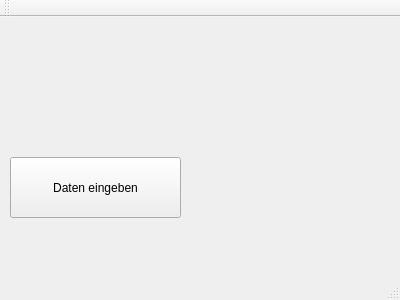
Above: mainwindow.ui from raikkoch/QtTest before the change. Below: the same form after it.
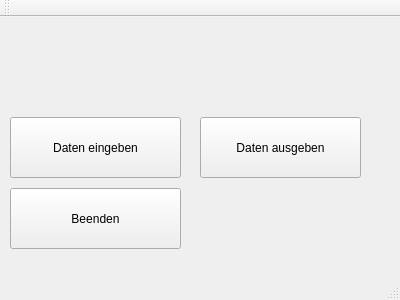
That is the form after the change.

Commit message: Button Dateiname und Button Beenden hinzugefügt und mit Leben gefüllt

Patch:
```diff
--- a/mainwindow.ui
+++ b/mainwindow.ui
@@ -21,7 +21,7 @@
     <property name="geometry">
      <rect>
       <x>10</x>
-      <y>140</y>
+      <y>100</y>
       <width>171</width>
       <height>61</height>
      </rect>
@@ -37,6 +37,38 @@
     </property>
     <property name="text">
      <string>Daten eingeben</string>
+    </property>
+    <property name="autoRepeatDelay">
+     <number>299</number>
+    </property>
+   </widget>
+   <widget class="QPushButton" name="pushButton_2">
+    <property name="geometry">
+     <rect>
+      <x>200</x>
+      <y>100</y>
+      <width>161</width>
+      <height>61</height>
+     </rect>
+    </property>
+    <property name="text">
+     <string>Daten ausgeben</string>
+    </property>
+   </widget>
+   <widget class="QPushButton" name="pushButton_3">
+    <property name="geometry">
+     <rect>
+      <x>10</x>
+      <y>171</y>
+      <width>171</width>
+      <height>61</height>
+     </rect>
+    </property>
+    <property name="text">
+     <string>Beenden</string>
+    </property>
+    <property name="autoRepeatDelay">
+     <number>299</number>
     </property>
    </widget>
   </widget>
```
The commit also changes 42 other files.
